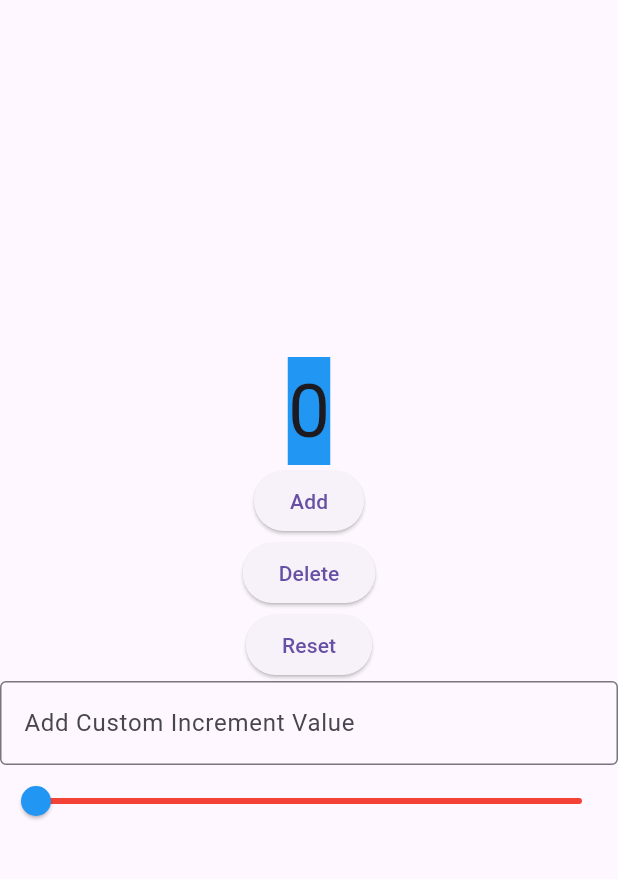
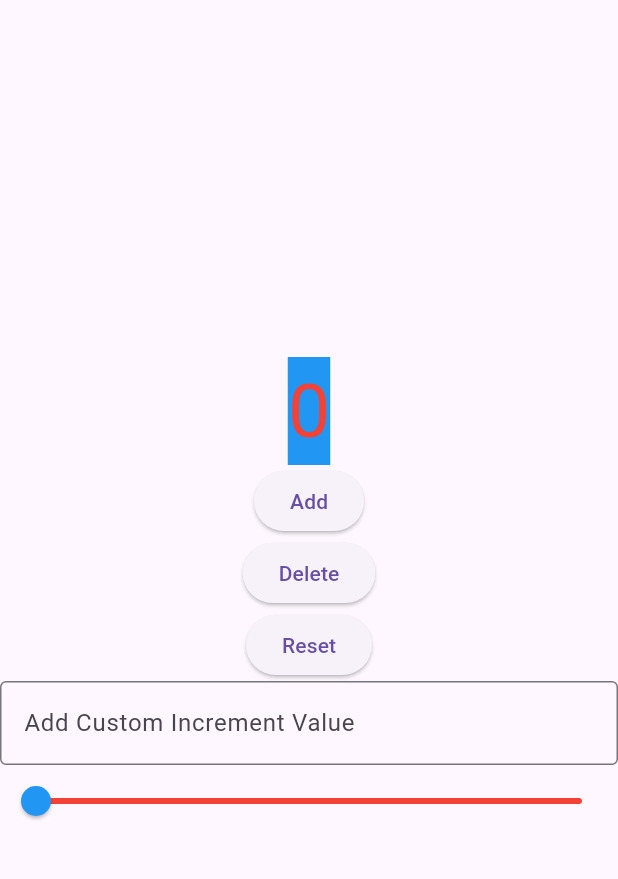
Before and after one commit to Ruhisawant/Counter-App, a Flutter app: the screen it shows after launch, on a phone screen of 412 x 824 dp, the part 63-942 px from its top. Run offline on Flutter 3.47's test engine with Material 3 defaults, Android fonts, the phone set to English and light mode, and no system bars.

Commit message:
Made conditional styling for counter

```diff
--- a/lib/main.dart
+++ b/lib/main.dart
@@ -26,7 +26,7 @@ class _CounterWidgetState extends State<CounterWidget> {
   int _counter = 0; //initial couter value
   int _value = 1;
   int min = 0;
-  int max = 1000;
+  int max = 100;
   String _limitMessage = '';
 
   void incrementCounter() {
@@ -71,13 +71,18 @@ class _CounterWidgetState extends State<CounterWidget> {
                 children: [
                   Text(
                     '$_counter', // displays the current number
-                    style: const TextStyle(fontSize: 50.0),
+                    style: TextStyle(
+                      fontSize: 50.0,
+                      color: _counter == 0
+                          ? Colors.red
+                          : (_counter >= 50 ? Colors.green : Colors.black),
+                    ),
                   ),
                   if (_limitMessage.isNotEmpty)
                     Text(
                       _limitMessage,
                       style: const TextStyle(color: Colors.red),
-                    ),
+                  ),
                 ],
               )
             ),
@@ -117,7 +122,7 @@ class _CounterWidgetState extends State<CounterWidget> {
 
           Slider(
             min: 0,
-            max: 1000,
+            max: 100,
             value: _counter.toDouble(),
             onChanged: (double value) {
               setState(() {
```
